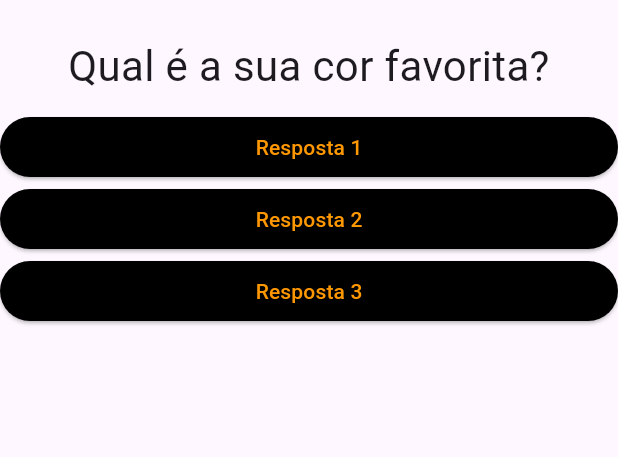
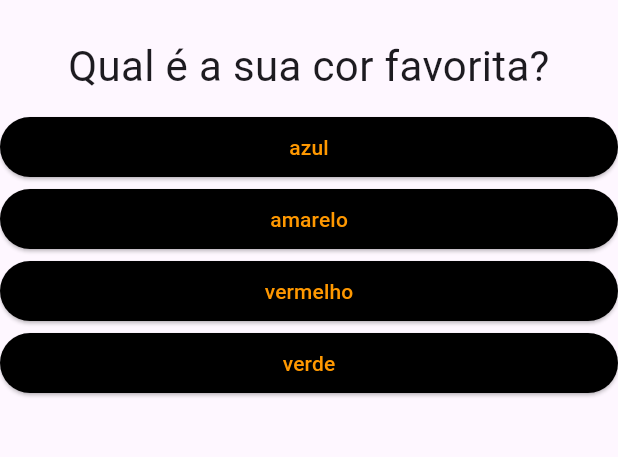
Before and after one commit to DoseDjalmadaDunhaJunior/Flutter-Perguntas, a Flutter app: the screen it shows after launch, on a phone screen of 412 x 824 dp, the part 63-520 px from its top. Run offline on Flutter 3.47's test engine with Material 3 defaults, Android fonts, the phone set to English and light mode, and no system bars.

Commit message:
agora quando a acaba as perguntas ele manda uma mensagem educada

```diff
--- a/lib/main.dart
+++ b/lib/main.dart
@@ -7,17 +7,7 @@
 class _PerguntaAppState extends State<PerguntaApp> {
   var _perguntaSelecionada = 0;
 
-  void _responder() {
-    setState(() {
-      _perguntaSelecionada == 2
-          ? _perguntaSelecionada = 0
-          : _perguntaSelecionada++;
-    });
-  }
-
-  @override
-  Widget build(BuildContext context) {
-    final perguntas = [
+  final _perguntas = const [
     {
       'texto': 'Qual é a sua cor favorita?',
       'respostas': ['azul', 'amarelo', 'vermelho', 'verde']
@@ -32,18 +22,42 @@
     },
   ];
 
+  void _responder() {
+    setState(() {
+      _perguntaSelecionada++;
+    });
+  }
+
+  bool get temPSelect {
+    return _perguntaSelecionada < _perguntas.length;
+  }
+
+  @override
+  Widget build(BuildContext context) {
+    List<String> respostas = temPSelect
+        ? _perguntas[_perguntaSelecionada]['respostas'] as List<String>
+        : [];
+    // for (String textoResp in respostas) {
+    //   widgets.add(Resposta(textoResp, _responder));
+    // }
+
     return MaterialApp(
       home: Scaffold(
         appBar: AppBar(
           title: const Text('Perguntas'),
         ),
-        body: Column(
+        body: temPSelect
+            ? Column(
                 children: [
-            Questao(perguntas[_perguntaSelecionada]['texto'].toString()),
-            Resposta('Resposta 1', _responder),
-            Resposta('Resposta 2', _responder),
-            Resposta('Resposta 3', _responder),
+                  Questao(_perguntas[_perguntaSelecionada]['texto'].toString()),
+                  ...respostas.map((t) => Resposta(t, _responder)),
                 ],
+              )
+            : Center(
+                child: Text(
+                  'Vai se foder',
+                  style: TextStyle(fontSize: 28),
+                ),
               ),
       ),
     );
```
Lines whose indentation alone changed are shown as unchanged.
